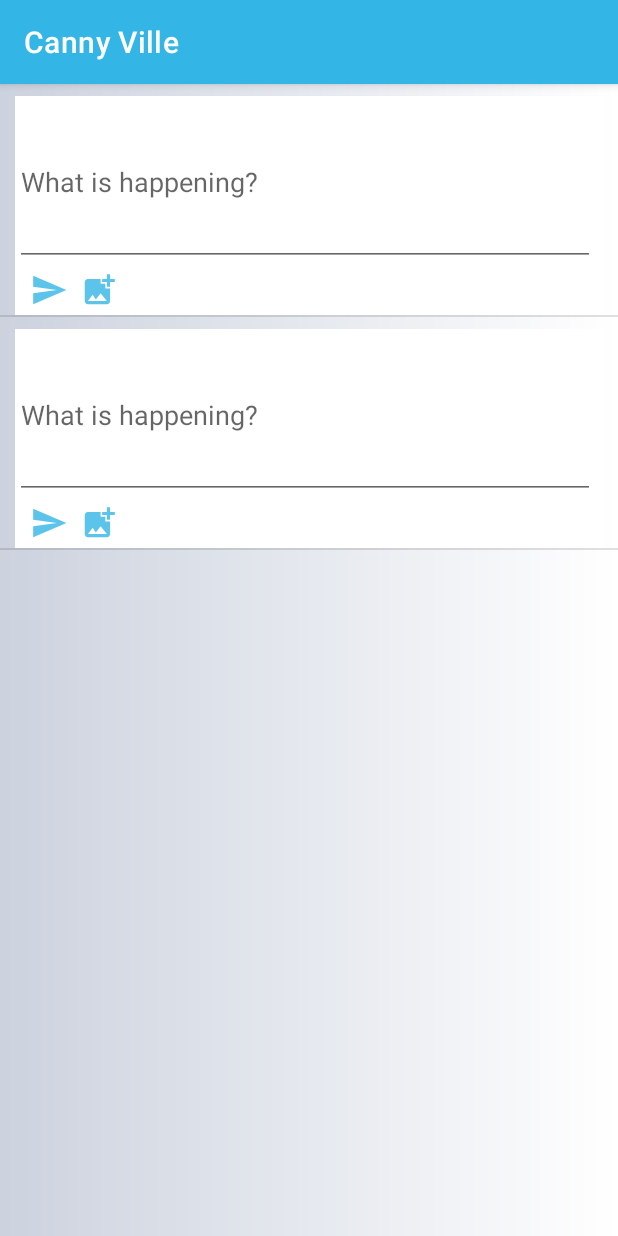
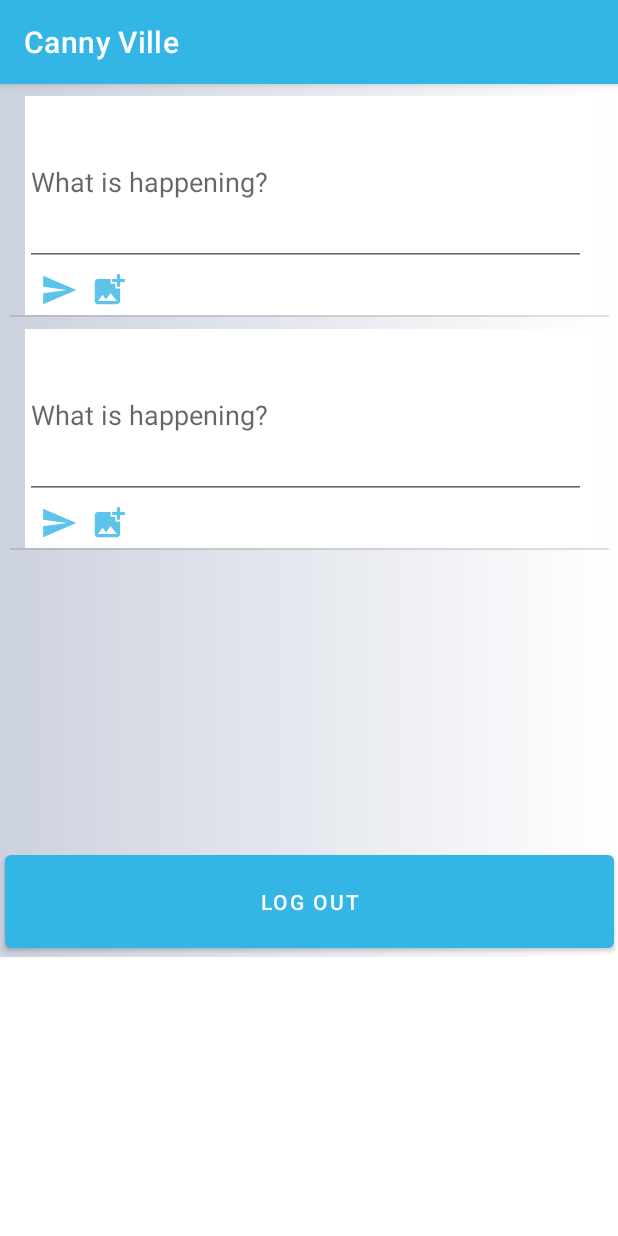
Before and after one commit to Nyandago/Cannyville, an Android app: the screen it shows after launch once a user with an empty profile is signed in (TweetsActivity), on a phone screen of 412 x 824 dp. Run offline under Robolectric (Android 15) with nearby library versions, the phone set to English and light mode, and no system bars; our stand-ins replace Firebase (no records; nobody signed in at launch, a user with empty details on screens opened directly).

Commit message:
Tweets Activity

```diff
--- a/app/src/main/java/com/cannybits/cannyville/TweetsActivity.kt
+++ b/app/src/main/java/com/cannybits/cannyville/TweetsActivity.kt
@@ -1,11 +1,15 @@
 package com.cannybits.cannyville
 
 import android.content.Context
+import android.content.Intent
 import androidx.appcompat.app.AppCompatActivity
 import android.os.Bundle
 import android.view.View
 import android.view.ViewGroup
 import android.widget.BaseAdapter
+import android.widget.Button
+import com.google.firebase.auth.FirebaseAuth
+import com.google.firebase.auth.FirebaseAuth.*
 import com.google.firebase.database.DataSnapshot
 import com.google.firebase.database.DatabaseError
 import com.google.firebase.database.ValueEventListener
@@ -16,12 +20,23 @@ import java.util.ArrayList
 
 class TweetsActivity : AppCompatActivity() {
 
+    private lateinit var logOut : Button
+
     private var tweetList: ArrayList<TweetTicket> = ArrayList()
     private var adapter:MyTweetAdapter?=null
 
     override fun onCreate(savedInstanceState: Bundle?) {
         super.onCreate(savedInstanceState)
         setContentView(R.layout.activity_tweets)
+
+        logOut = btnLogOut
+
+        logOut.setOnClickListener {
+            getInstance().signOut()
+
+            val intent = Intent(this, Login::class.java)
+            startActivity(intent)
+        }
 
 
         //Dummy Data
--- a/app/src/main/res/layout/activity_tweets.xml
+++ b/app/src/main/res/layout/activity_tweets.xml
@@ -1,15 +1,30 @@
 <?xml version="1.0" encoding="utf-8"?>
-<LinearLayout xmlns:android="http://schemas.android.com/apk/res/android"
+<androidx.constraintlayout.widget.ConstraintLayout xmlns:android="http://schemas.android.com/apk/res/android"
     xmlns:app="http://schemas.android.com/apk/res-auto"
     xmlns:tools="http://schemas.android.com/tools"
+    android:id="@+id/linearLayout"
     android:layout_width="match_parent"
-    android:layout_height="match_parent"
-    android:orientation="horizontal"
+    android:layout_height="wrap_content"
     android:background="@drawable/canny_gradient"
     tools:context="com.cannybits.cannyville.MainActivity">
 
     <ListView
         android:id="@+id/lvTweets"
-        android:layout_width="match_parent"
-        android:layout_height="match_parent" />
-</LinearLayout>
+        android:layout_width="399dp"
+        android:layout_height="508dp"
+        app:layout_constraintEnd_toEndOf="parent"
+        app:layout_constraintHorizontal_bias="0.5"
+        app:layout_constraintStart_toStartOf="parent"
+        app:layout_constraintTop_toTopOf="parent" />
+
+    <Button
+        android:id="@+id/btnLogOut"
+        android:layout_width="406dp"
+        android:layout_height="74dp"
+        android:text="Log Out"
+        app:layout_constraintBottom_toBottomOf="parent"
+        app:layout_constraintEnd_toEndOf="parent"
+        app:layout_constraintStart_toStartOf="parent"
+        app:layout_constraintTop_toBottomOf="@+id/lvTweets"
+        app:layout_constraintVertical_bias="0.0" />
+</androidx.constraintlayout.widget.ConstraintLayout>
```
